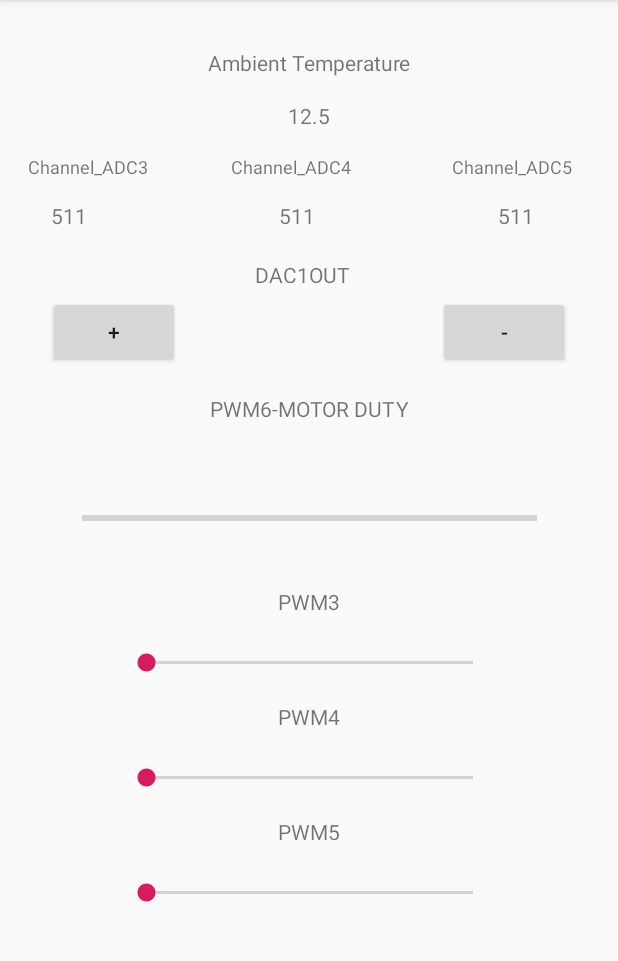
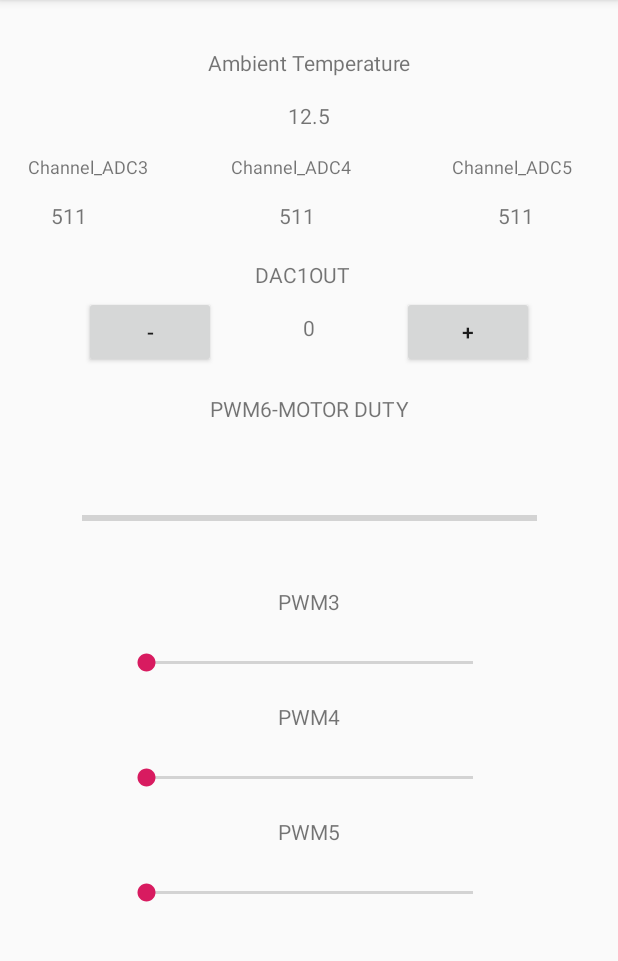
Before and after one commit to mrunalhirve12/AutoHome, an Android app: the screen it shows after launch (MainActivity), on a phone screen of 412 x 824 dp, the part 84-1045 px from its top. Run offline under Robolectric (Android 15) with nearby library versions, the phone set to English and light mode, and no system bars; our stand-ins replace Firebase (no records; nobody signed in at launch, a user with empty details on screens opened directly); 9 statements that could not run were skipped.

Commit message:
Reading Firebase DB values of ADC3,ADC4, ADC5, Temp, DAC1OUT

```diff
--- a/AutoHome/app/src/main/java/com/example/mrunal/autohome/MainActivity.java
+++ b/AutoHome/app/src/main/java/com/example/mrunal/autohome/MainActivity.java
@@ -4,27 +4,39 @@ import android.support.v7.app.AppCompatActivity;
 import android.os.Bundle;
 import android.view.View;
 import android.widget.Button;
+import android.widget.ProgressBar;
 import android.widget.SeekBar;
 import android.widget.TextView;
 import android.widget.Toast;
 
+import com.google.firebase.database.DataSnapshot;
+import com.google.firebase.database.DatabaseError;
 import com.google.firebase.database.DatabaseReference;
 import com.google.firebase.database.FirebaseDatabase;
+import com.google.firebase.database.ValueEventListener;
+
+import java.util.Locale;
 
 public class MainActivity extends AppCompatActivity {
 
     private static int mDAC1count;
-    TextView mDAC1OutTextView;
+    TextView mDAC1OutTextView, mTempTextView, mChannelADC3TextView, mChannelADC4TextView, mChannelADC5TextView;
     Button mAdd;
     Button mSub;
     SeekBar mPWM4bar;
     SeekBar mPWM5bar;
     SeekBar mPWM3bar;
+    ProgressBar mPWM6ProgressBar;
 
     DatabaseReference mPWM3Value;
     DatabaseReference mPWM4Value;
     DatabaseReference mPWM5Value;
     DatabaseReference mDAC1OutValue;
+    DatabaseReference mTempValue;
+    DatabaseReference mADC3Value;
+    DatabaseReference mADC4Value;
+    DatabaseReference mADC5Value;
+    DatabaseReference mPWM6Value;
 
     @Override
     protected void onCreate(Bundle savedInstanceState) {
@@ -32,19 +44,29 @@ public class MainActivity extends AppCompatActivity {
         setContentView(R.layout.activity_main);
 
         mDAC1OutTextView = findViewById(R.id.DAC1OUTValueTextView);
+        mTempTextView = findViewById(R.id.tempTextView);
+        mChannelADC3TextView = findViewById(R.id.ChannelADC3ValueTextView);
+        mChannelADC4TextView = findViewById(R.id.ChannelADC4ValueTextView);
+        mChannelADC5TextView = findViewById(R.id.ChannelADC5ValueTextView);
         mAdd = findViewById(R.id.addButton);
         mSub = findViewById(R.id.subButton);
         mPWM3bar = findViewById(R.id.PWM3SeekBar);
         mPWM4bar = findViewById(R.id.PWM4SeekBar);
         mPWM5bar = findViewById(R.id.PWM5SeekBar);
+        mPWM6ProgressBar = findViewById(R.id.PWM6ProgressBar);
 
-        FirebaseDatabase database = FirebaseDatabase.getInstance();
+        final FirebaseDatabase database = FirebaseDatabase.getInstance();
         DatabaseReference myRef = database.getReference();
 
         mPWM3Value = myRef.child("PWM3");
         mPWM4Value = myRef.child("PWM4");
         mPWM5Value = myRef.child("PWM5");
         mDAC1OutValue = myRef.child("DAC1OUT");
+        mTempValue = myRef.child("ADA5IN");
+        mADC3Value = myRef.child("ADC3IN");
+        mADC4Value = myRef.child("ADC4IN");
+        mADC5Value = myRef.child("ADC5IN");
+        mPWM6Value = myRef.child("PWM6");
 
         mAdd.setOnClickListener(new View.OnClickListener() {
             @Override
@@ -131,5 +153,81 @@ public class MainActivity extends AppCompatActivity {
 
             }
         });
+
+        mTempValue.addValueEventListener(new ValueEventListener(){
+            @Override
+            public void onDataChange(DataSnapshot dataSnapshot) {
+                mTempTextView.setText(dataSnapshot.getValue(Double.class).toString());
+            }
+
+            @Override
+            public void onCancelled(DatabaseError databaseError) {
+
+            }
+        });
+
+        mADC3Value.addValueEventListener(new ValueEventListener(){
+            @Override
+            public void onDataChange(DataSnapshot dataSnapshot) {
+                mChannelADC3TextView.setText(dataSnapshot.getValue(Integer.class).toString());
+            }
+
+            @Override
+            public void onCancelled(DatabaseError databaseError) {
+
+            }
+        });
+
+        mADC4Value.addValueEventListener(new ValueEventListener(){
+            @Override
+            public void onDataChange(DataSnapshot dataSnapshot) {
+                mChannelADC4TextView.setText(dataSnapshot.getValue(Integer.class).toString());
+            }
+
+            @Override
+            public void onCancelled(DatabaseError databaseError) {
+
+            }
+        });
+
+        mADC5Value.addValueEventListener(new ValueEventListener(){
+            @Override
+            public void onDataChange(DataSnapshot dataSnapshot) {
+                mChannelADC5TextView.setText(dataSnapshot.getValue(Integer.class).toString());
+            }
+
+            @Override
+            public void onCancelled(DatabaseError databaseError) {
+
+            }
+        });
+
+        mPWM6Value.addValueEventListener(new ValueEventListener(){
+            @Override
+            public void onDataChange(DataSnapshot dataSnapshot) {
+                mPWM6ProgressBar.setProgress(dataSnapshot.getValue(Integer.class), true);
+            }
+
+            @Override
+            public void onCancelled(DatabaseError databaseError) {
+
+            }
+        });
+
+        myRef.addListenerForSingleValueEvent(new ValueEventListener() {
+            @Override
+            public void onDataChange(DataSnapshot dataSnapshot) {
+                //parse data to recycler view adapter and call notifyDatasetChange()
+                mDAC1OutTextView.setText(dataSnapshot.child("DAC1OUT").getValue(Integer.class).toString());
+                mPWM3bar.setProgress(dataSnapshot.child("PWM3").getValue(Integer.class), true);
+                mPWM4bar.setProgress(dataSnapshot.child("PWM4").getValue(Integer.class), true);
+                mPWM5bar.setProgress(dataSnapshot.child("PWM5").getValue(Integer.class), true);
+            }
+
+            @Override
+            public void onCancelled(DatabaseError databaseError) {}
+        });
+        mDAC1OutTextView.setText(String.format(Locale.getDefault(), "%d", 0));
+
 }
 }
--- a/AutoHome/app/src/main/res/layout-land/activity_main.xml
+++ b/AutoHome/app/src/main/res/layout-land/activity_main.xml
@@ -104,43 +104,42 @@
         android:id="@+id/DAC1OUTTextView"
         android:layout_width="wrap_content"
         android:layout_height="wrap_content"
-        android:layout_marginStart="32dp"
-        android:layout_marginTop="24dp"
+        android:layout_marginStart="40dp"
+        android:layout_marginTop="5dp"
         android:text="@string/dac1out"
-        app:layout_constraintStart_toEndOf="@+id/addButton"
+        app:layout_constraintStart_toEndOf="@+id/subButton"
         app:layout_constraintTop_toBottomOf="@+id/ChannelADC4ValueTextView" />
 
     <TextView
         android:id="@+id/DAC1OUTValueTextView"
         android:layout_width="60dp"
         android:layout_height="0dp"
-        android:layout_marginStart="32dp"
         android:layout_marginTop="8dp"
-        android:text="16"
         android:textAlignment="center"
-        app:layout_constraintStart_toEndOf="@+id/addButton"
+        app:layout_constraintEnd_toEndOf="@+id/DAC1OUTTextView"
+        app:layout_constraintStart_toStartOf="@+id/DAC1OUTTextView"
         app:layout_constraintTop_toBottomOf="@+id/DAC1OUTTextView" />
 
     <Button
         android:id="@+id/addButton"
         android:layout_width="wrap_content"
         android:layout_height="wrap_content"
-        android:layout_marginStart="16dp"
-        android:layout_marginTop="24dp"
+        android:layout_marginStart="40dp"
+        android:layout_marginTop="8dp"
         android:text="+"
-        app:layout_constraintStart_toStartOf="parent"
-        app:layout_constraintTop_toBottomOf="@+id/ChannelADC3ValueTextView"
+        app:layout_constraintStart_toEndOf="@+id/DAC1OUTTextView"
+        app:layout_constraintTop_toBottomOf="@+id/ChannelADC5ValueTextView"
         tools:text="+" />
 
     <Button
         android:id="@+id/subButton"
         android:layout_width="89dp"
         android:layout_height="wrap_content"
-        android:layout_marginStart="32dp"
-        android:layout_marginTop="24dp"
+        android:layout_marginStart="16dp"
+        android:layout_marginTop="8dp"
         android:text="-"
-        app:layout_constraintStart_toEndOf="@+id/DAC1OUTValueTextView"
-        app:layout_constraintTop_toBottomOf="@+id/ChannelADC5ValueTextView"
+        app:layout_constraintStart_toStartOf="parent"
+        app:layout_constraintTop_toBottomOf="@+id/ChannelADC3ValueTextView"
         tools:text="-" />
 
     <TextView
--- a/AutoHome/app/src/main/res/layout/activity_main.xml
+++ b/AutoHome/app/src/main/res/layout/activity_main.xml
@@ -130,31 +130,31 @@
         app:layout_constraintTop_toBottomOf="@+id/DAC1OUTTextView" />
 
     <Button
-        android:id="@+id/addButton"
+        android:id="@+id/subButton"
         android:layout_width="wrap_content"
         android:layout_height="wrap_content"
         android:layout_marginStart="32dp"
         android:layout_marginTop="40dp"
         android:layout_marginEnd="8dp"
-        android:text="+"
+        android:text="-"
         app:layout_constraintEnd_toStartOf="@+id/DAC1OUTValueTextView"
         app:layout_constraintHorizontal_chainStyle="spread_inside"
         app:layout_constraintStart_toStartOf="parent"
         app:layout_constraintTop_toBottomOf="@+id/ChannelADC3ValueTextView"
-        tools:text="+" />
+        tools:text="-" />
 
     <Button
-        android:id="@+id/subButton"
+        android:id="@+id/addButton"
         android:layout_width="wrap_content"
         android:layout_height="wrap_content"
         android:layout_marginStart="8dp"
         android:layout_marginTop="40dp"
         android:layout_marginEnd="32dp"
-        android:text="-"
+        android:text="+"
         app:layout_constraintEnd_toEndOf="parent"
         app:layout_constraintStart_toEndOf="@+id/DAC1OUTValueTextView"
         app:layout_constraintTop_toBottomOf="@+id/ChannelADC5ValueTextView"
-        tools:text="-" />
+        tools:text="+" />
 
     <TextView
         android:id="@+id/PWM3TextView"
```
